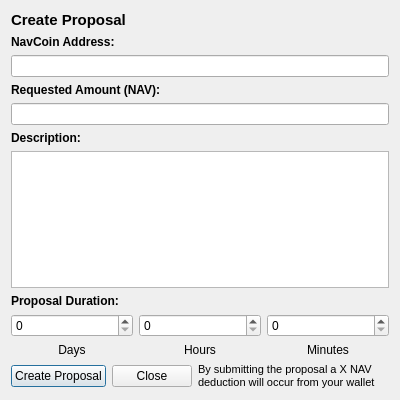
Above: src/qt/forms/communityfundcreateproposaldialog.ui from navcoin/navcoin-core before the change. Below: the same form after it.
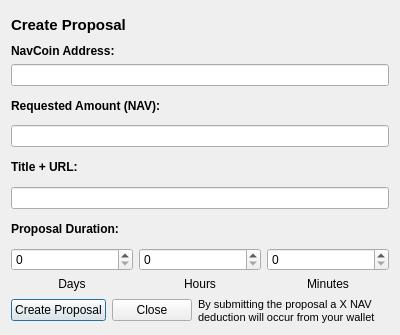
That is the form after the change. Custom widgets are drawn as their Qt base class.

Commit message: change cfund description gui label

Diff of the .ui file:
```diff
--- a/src/qt/forms/communityfundcreateproposaldialog.ui
+++ b/src/qt/forms/communityfundcreateproposaldialog.ui
@@ -7,7 +7,7 @@
     <x>0</x>
     <y>0</y>
     <width>400</width>
-    <height>400</height>
+    <height>335</height>
    </rect>
   </property>
   <property name="windowTitle">
@@ -15,6 +15,8 @@
   </property>
   <layout class="QVBoxLayout" name="verticalLayout_2">
    <item>
+    <layout class="QVBoxLayout" name="verticalLayoutProposalDialog">
+     <item>
     <widget class="QLabel" name="labelCreateProposalTitle">
      <property name="sizePolicy">
       <sizepolicy hsizetype="Preferred" vsizetype="Minimum">
@@ -35,8 +37,6 @@
     </widget>
    </item>
    <item>
-    <layout class="QVBoxLayout" name="verticalLayoutProposalDialog">
-     <item>
       <widget class="QLabel" name="labelNavCoinAddressTitle">
        <property name="sizePolicy">
         <sizepolicy hsizetype="Preferred" vsizetype="Maximum">
@@ -89,19 +89,12 @@
         </font>
        </property>
        <property name="text">
-        <string>Description:</string>
+        <string>Title + URL:</string>
        </property>
       </widget>
      </item>
      <item>
-      <widget class="QValidatedPlainTextEdit" name="plainTextEditDescription">
-       <property name="plainText">
-        <string/>
-       </property>
-       <property name="overwriteMode">
-        <bool>false</bool>
-       </property>
-      </widget>
+      <widget class="QLineEdit" name="plainTextEditDescription"/>
      </item>
      <item>
       <widget class="QLabel" name="labelProposalDurationTitle">
@@ -230,11 +223,6 @@
    <extends>QLineEdit</extends>
    <header>qvalidatedlineedit.h</header>
   </customwidget>
-  <customwidget>
-   <class>QValidatedPlainTextEdit</class>
-   <extends>QPlainTextEdit</extends>
-   <header>qvalidatedplaintextedit.h</header>
-  </customwidget>
   <customwidget>
    <class>QValidatedSpinBox</class>
    <extends>QSpinBox</extends>
```
Lines whose indentation alone changed are shown as unchanged. The commit also changes 3 other files.
